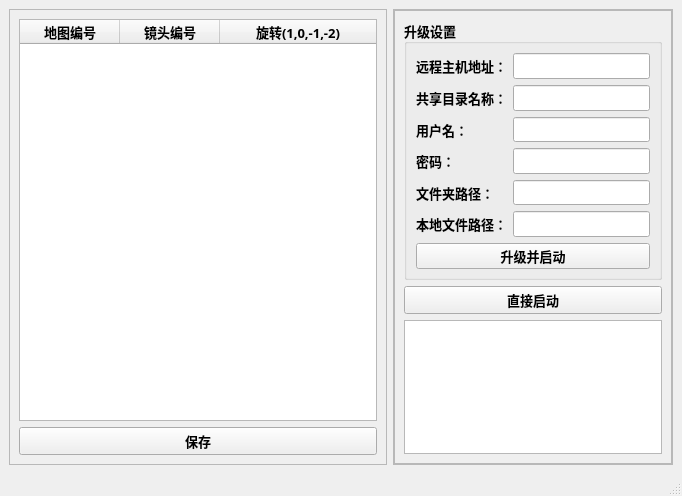
This is SMB_ui.ui in zzw168/MainCtrl_SMB_Update as Qt 5 draws it before an edit. The edited form follows.
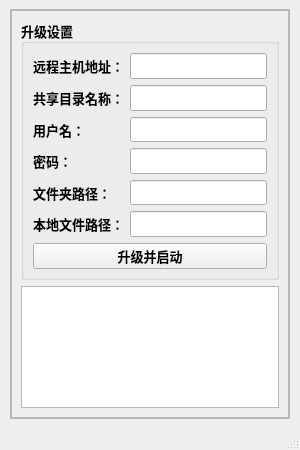
This is the edited form.

What changed in the file:
```diff
--- a/SMB_ui.ui
+++ b/SMB_ui.ui
@@ -6,74 +6,34 @@
    <rect>
     <x>0</x>
     <y>0</y>
-    <width>682</width>
-    <height>496</height>
+    <width>300</width>
+    <height>450</height>
    </rect>
   </property>
+  <property name="minimumSize">
+   <size>
+    <width>300</width>
+    <height>450</height>
+   </size>
+  </property>
+  <property name="maximumSize">
+   <size>
+    <width>300</width>
+    <height>450</height>
+   </size>
+  </property>
   <property name="windowTitle">
    <string>图像识别管理器</string>
   </property>
   <widget class="QWidget" name="centralwidget">
+   <property name="maximumSize">
+    <size>
+     <width>680</width>
+     <height>16777215</height>
+    </size>
+   </property>
    <layout class="QGridLayout" name="gridLayout">
     <item row="0" column="0">
-     <widget class="QFrame" name="frame">
-      <property name="frameShape">
-       <enum>QFrame::Shape::StyledPanel</enum>
-      </property>
-      <property name="frameShadow">
-       <enum>QFrame::Shadow::Raised</enum>
-      </property>
-      <layout class="QGridLayout" name="gridLayout_5">
-       <item row="0" column="0">
-        <widget class="QTableWidget" name="tableWidget_camera">
-         <property name="font">
-          <font>
-           <family>Microsoft YaHei</family>
-           <pointsize>10</pointsize>
-           <bold>true</bold>
-          </font>
-         </property>
-         <property name="selectionBehavior">
-          <enum>QAbstractItemView::SelectionBehavior::SelectRows</enum>
-         </property>
-         <attribute name="horizontalHeaderStretchLastSection">
-          <bool>true</bool>
-         </attribute>
-         <column>
-          <property name="text">
-           <string>地图编号</string>
-          </property>
-         </column>
-         <column>
-          <property name="text">
-           <string>镜头编号</string>
-          </property>
-         </column>
-         <column>
-          <property name="text">
-           <string>旋转(1,0,-1,-2)</string>
-          </property>
-         </column>
-        </widget>
-       </item>
-       <item row="1" column="0">
-        <widget class="QPushButton" name="pushButton_camera_save">
-         <property name="font">
-          <font>
-           <family>Microsoft YaHei</family>
-           <pointsize>10</pointsize>
-           <bold>true</bold>
-          </font>
-         </property>
-         <property name="text">
-          <string>保存</string>
-         </property>
-        </widget>
-       </item>
-      </layout>
-     </widget>
-    </item>
-    <item row="0" column="1">
      <widget class="QFrame" name="frame_2">
       <property name="minimumSize">
        <size>
@@ -108,6 +68,12 @@
        </property>
        <item row="0" column="0">
         <widget class="QFrame" name="frame_3">
+         <property name="maximumSize">
+          <size>
+           <width>278</width>
+           <height>435</height>
+          </size>
+         </property>
          <property name="frameShape">
           <enum>QFrame::Shape::StyledPanel</enum>
          </property>
@@ -115,6 +81,13 @@
           <enum>QFrame::Shadow::Raised</enum>
          </property>
          <layout class="QGridLayout" name="gridLayout_4">
+          <item row="1" column="0">
+           <widget class="QTextBrowser" name="textBrowser">
+            <property name="readOnly">
+             <bool>false</bool>
+            </property>
+           </widget>
+          </item>
           <item row="0" column="0">
            <widget class="QGroupBox" name="groupBox">
             <property name="minimumSize">
@@ -230,27 +203,6 @@
             </layout>
            </widget>
           </item>
-          <item row="2" column="0">
-           <widget class="QTextBrowser" name="textBrowser">
-            <property name="readOnly">
-             <bool>false</bool>
-            </property>
-           </widget>
-          </item>
-          <item row="1" column="0">
-           <widget class="QPushButton" name="pushButton_start">
-            <property name="font">
-             <font>
-              <family>Microsoft YaHei</family>
-              <pointsize>10</pointsize>
-              <bold>true</bold>
-             </font>
-            </property>
-            <property name="text">
-             <string>直接启动</string>
-            </property>
-           </widget>
-          </item>
          </layout>
         </widget>
        </item>
```
Left out of the diff: 12 changed lines with no effect on the pictures.
